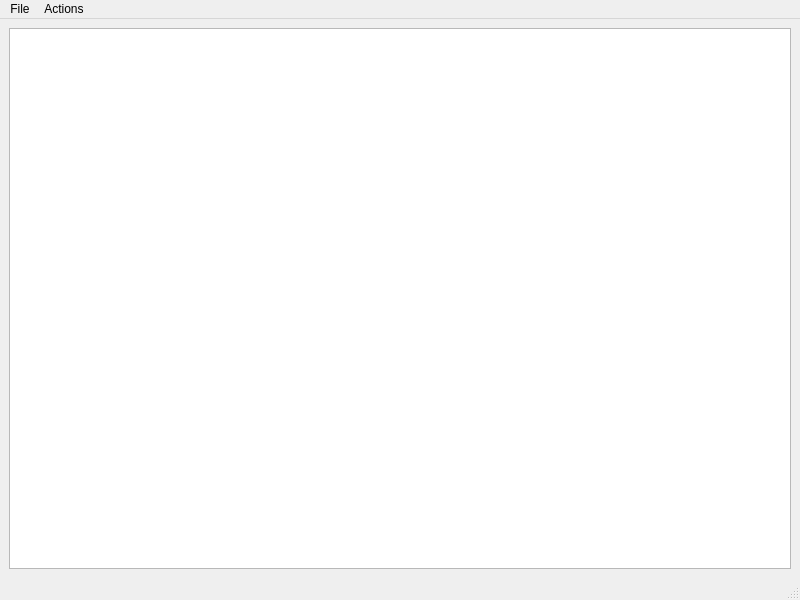
Before: the Qt Designer form AIEditor/mainwindow.ui in TheAnswer/Tools, drawn with Qt 5.
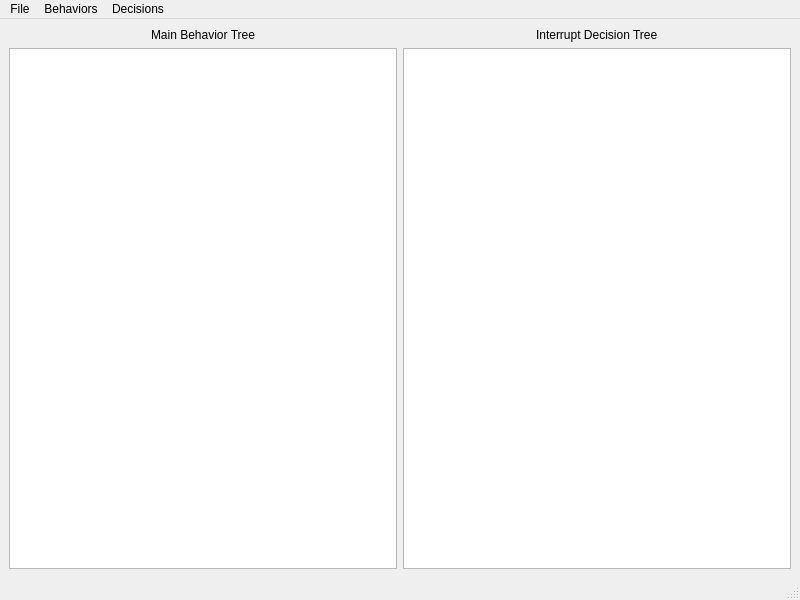
After: the same form once the commit is applied.

```diff
--- a/AIEditor/mainwindow.ui
+++ b/AIEditor/mainwindow.ui
@@ -14,9 +14,29 @@
    <string>MainWindow</string>
   </property>
   <widget class="QWidget" name="centralwidget">
-   <layout class="QVBoxLayout" name="verticalLayout">
-    <item>
-     <widget class="QTreeView" name="treeView"/>
+   <layout class="QGridLayout" name="gridLayout">
+    <item row="1" column="1">
+     <widget class="QTreeView" name="dtTreeView"/>
+    </item>
+    <item row="1" column="0">
+     <widget class="QTreeView" name="btTreeView"/>
+    </item>
+    <item row="0" column="0" alignment="Qt::AlignHCenter">
+     <widget class="QLabel" name="btLabel">
+      <property name="text">
+       <string>Main Behavior Tree</string>
+      </property>
+      <property name="textFormat">
+       <enum>Qt::AutoText</enum>
+      </property>
+     </widget>
+    </item>
+    <item row="0" column="1" alignment="Qt::AlignHCenter">
+     <widget class="QLabel" name="dtLabel">
+      <property name="text">
+       <string>Interrupt Decision Tree</string>
+      </property>
+     </widget>
     </item>
    </layout>
   </widget>
@@ -26,7 +46,7 @@
      <x>0</x>
      <y>0</y>
      <width>800</width>
-     <height>23</height>
+     <height>19</height>
     </rect>
    </property>
    <widget class="QMenu" name="menuFile">
@@ -40,7 +60,7 @@
    </widget>
    <widget class="QMenu" name="menuActions">
     <property name="title">
-     <string>Actions</string>
+     <string>Behaviors</string>
     </property>
     <widget class="QMenu" name="menuInsert_Action">
      <property name="title">
@@ -57,8 +77,26 @@
     <addaction name="menuInsert_Action"/>
     <addaction name="menuInsert_Composite"/>
    </widget>
+   <widget class="QMenu" name="menuDecisions">
+    <property name="title">
+     <string>Decisions</string>
+    </property>
+    <widget class="QMenu" name="menuInsert_Node">
+     <property name="title">
+      <string>Insert Node</string>
+     </property>
+    </widget>
+    <widget class="QMenu" name="menuInsert_Leaf">
+     <property name="title">
+      <string>Insert Leaf</string>
+     </property>
+    </widget>
+    <addaction name="menuInsert_Node"/>
+    <addaction name="menuInsert_Leaf"/>
+   </widget>
    <addaction name="menuFile"/>
    <addaction name="menuActions"/>
+   <addaction name="menuDecisions"/>
   </widget>
   <widget class="QStatusBar" name="statusbar"/>
   <action name="actionOpen">
```
Left out of the diff: 21 changed lines with no effect on the pictures.
